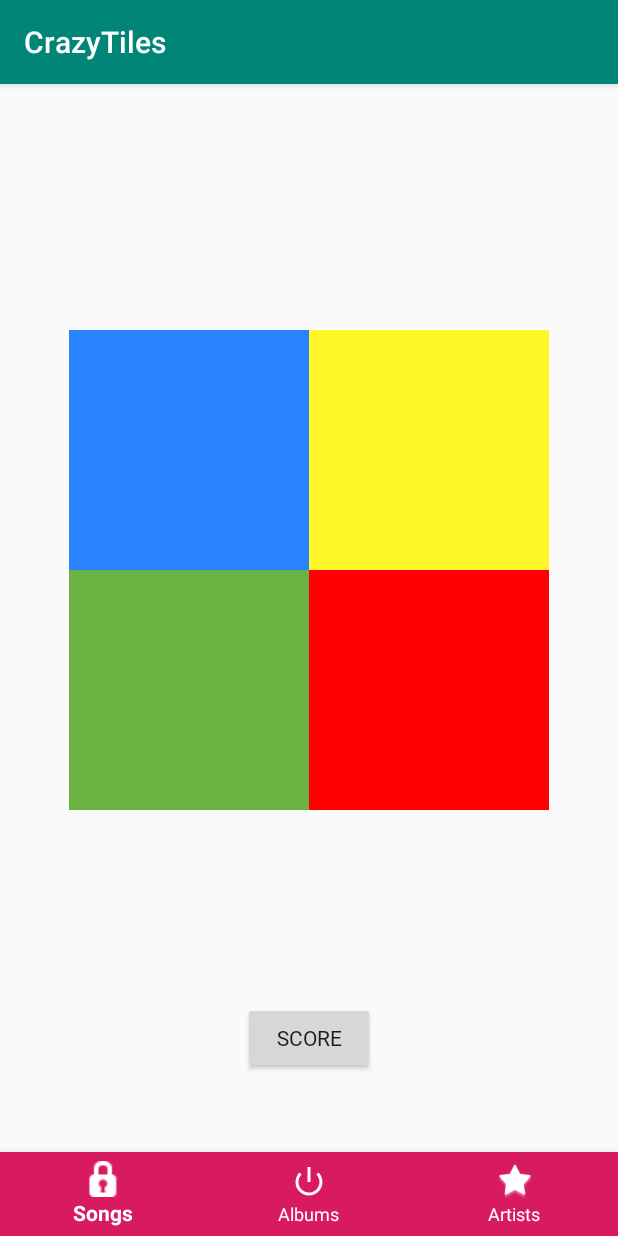
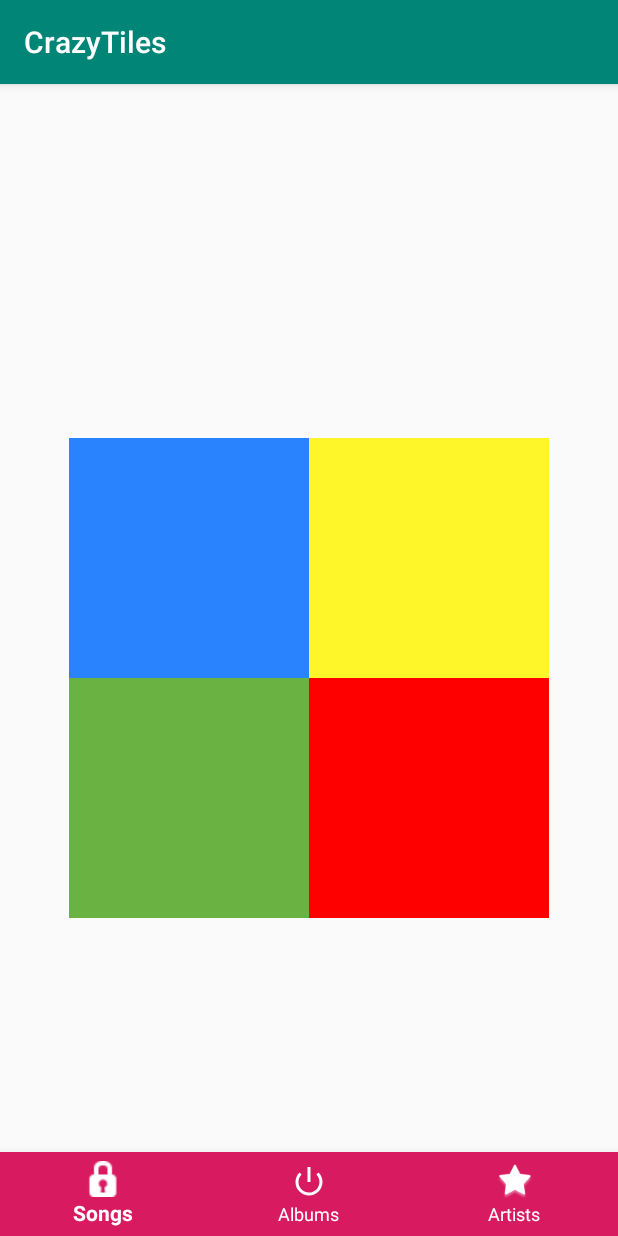
Before and after one commit to hbaxamoosa/CrazyTiles, an Android app: the screen it shows after launch (MainActivity), on a phone screen of 412 x 824 dp. Run offline under Robolectric (Android 15) with nearby library versions, the phone set to English and light mode, and no system bars; our stand-ins replace Timber, data binding; libraries missing offline, so code that uses them is left out: androidx.core.content; Roboto replaces fonts that are not available here; 1 statement that could not run was skipped.

Commit message:
Hooked up the navigation.xml to the fragments.
For testing purposes, limited game time to 10 seconds.

Incremented score counter for each tile click.

```diff
--- a/app/src/main/java/com/boxofm/crazytiles/game/GameFragment.kt
+++ b/app/src/main/java/com/boxofm/crazytiles/game/GameFragment.kt
@@ -8,6 +8,7 @@ import androidx.databinding.DataBindingUtil
 import androidx.fragment.app.Fragment
 import androidx.lifecycle.Observer
 import androidx.lifecycle.ViewModelProvider
+import androidx.navigation.fragment.findNavController
 import com.boxofm.crazytiles.R
 import com.boxofm.crazytiles.databinding.FragmentGameBinding
 
@@ -37,8 +38,8 @@ class GameFragment : Fragment() {
         viewModel.eventGameFinish.observe(viewLifecycleOwner, Observer { isFinished ->
             if (isFinished) {
                 val currentScore = viewModel.score.value ?: 0
-                // val action = GameFragmentDirections.actionGameToScore(currentScore)
-                // findNavController().navigate(action)
+                val action = GameFragmentDirections.actionGameFragmentToScoreFragment(currentScore)
+                findNavController().navigate(action)
                 viewModel.onGameFinishComplete()
             }
         })
--- a/app/src/main/java/com/boxofm/crazytiles/game/GameViewModel.kt
+++ b/app/src/main/java/com/boxofm/crazytiles/game/GameViewModel.kt
@@ -40,7 +40,7 @@ class GameViewModel : ViewModel() {
         private const val ONE_SECOND = 1000L
 
         // This is the total time of the game
-        private const val COUNTDOWN_TIME = 60000L
+        private const val COUNTDOWN_TIME = 10000L
 
     }
 
@@ -199,7 +199,7 @@ class GameViewModel : ViewModel() {
     }
 
     fun updateTileColor(tileColor: MutableLiveData<Int>): Int {
-        var newTileColor: Int = R.color.white_text_color
+        var newTileColor: Int = tileColor.value!!
         when (tileColor.value!!) {
             R.color.green -> newTileColor = R.color.red
             R.color.yellow -> newTileColor = R.color.red
@@ -207,6 +207,7 @@ class GameViewModel : ViewModel() {
             R.color.red -> newTileColor = R.color.blue
             else -> R.color.black_text_color
         }
+        onCorrect()
         return newTileColor
     }
 
--- a/app/src/main/java/com/boxofm/crazytiles/score/ScoreFragment.kt
+++ b/app/src/main/java/com/boxofm/crazytiles/score/ScoreFragment.kt
@@ -45,7 +45,7 @@ class ScoreFragment : Fragment() {
         // Navigates back to title when button is pressed
         viewModel.eventPlayAgain.observe(viewLifecycleOwner, Observer { playAgain ->
             if (playAgain) {
-                findNavController().navigate(ScoreFragmentDirections.actionRestart())
+                findNavController().navigate(ScoreFragmentDirections.actionScoreFragmentToGameFragment())
                 viewModel.onPlayAgainComplete()
             }
         })
--- a/app/src/main/res/layout/fragment_game.xml
+++ b/app/src/main/res/layout/fragment_game.xml
@@ -84,18 +84,6 @@
             app:layout_constraintTop_toBottomOf="@id/box_two_text"
             tools:background="@color/red" />
 
-        <Button
-            android:id="@+id/green_button"
-            android:layout_width="wrap_content"
-            android:layout_height="wrap_content"
-            android:layout_marginBottom="@dimen/margin_wide"
-            android:fontFamily="@font/roboto"
-            android:text="@string/button_score"
-            app:layout_constraintBottom_toBottomOf="parent"
-            app:layout_constraintEnd_toEndOf="parent"
-            app:layout_constraintStart_toStartOf="parent"
-            app:layout_constraintTop_toTopOf="@+id/guidelineBottom" />
-
         <androidx.constraintlayout.widget.Guideline
             android:id="@+id/guidelineLeft"
             android:layout_width="wrap_content"
--- a/app/src/main/res/navigation/navigation.xml
+++ b/app/src/main/res/navigation/navigation.xml
@@ -12,7 +12,13 @@
         tools:layout="@layout/fragment_game">
         <action
             android:id="@+id/action_gameFragment_to_scoreFragment"
-            app:destination="@id/score_destination" />
+            app:destination="@id/score_destination"
+            app:enterAnim="@anim/slide_in_right"
+            app:exitAnim="@anim/slide_out_left"
+            app:launchSingleTop="true"
+            app:popEnterAnim="@anim/slide_in_right"
+            app:popExitAnim="@anim/slide_out_left"
+            app:popUpTo="@+id/score_destination" />
     </fragment>
     <fragment
         android:id="@+id/score_destination"
@@ -20,7 +26,7 @@
         android:label="score_fragment"
         tools:layout="@layout/score_fragment">
         <action
-            android:id="@+id/action_restart"
+            android:id="@+id/action_scoreFragment_to_gameFragment"
             app:destination="@+id/game_destination"
             app:enterAnim="@anim/slide_in_right"
             app:exitAnim="@anim/slide_out_left"
```
Also changed, not shown: app/src/main/res/layout/layout_grid.xml (added, +87 -0 lines).
